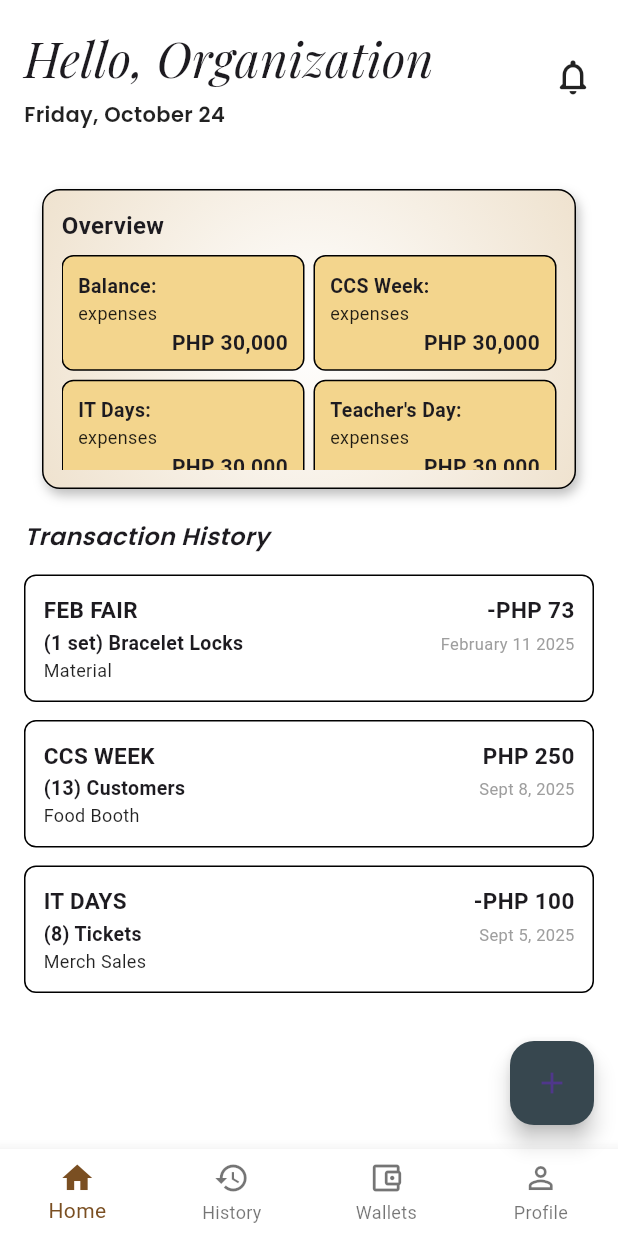
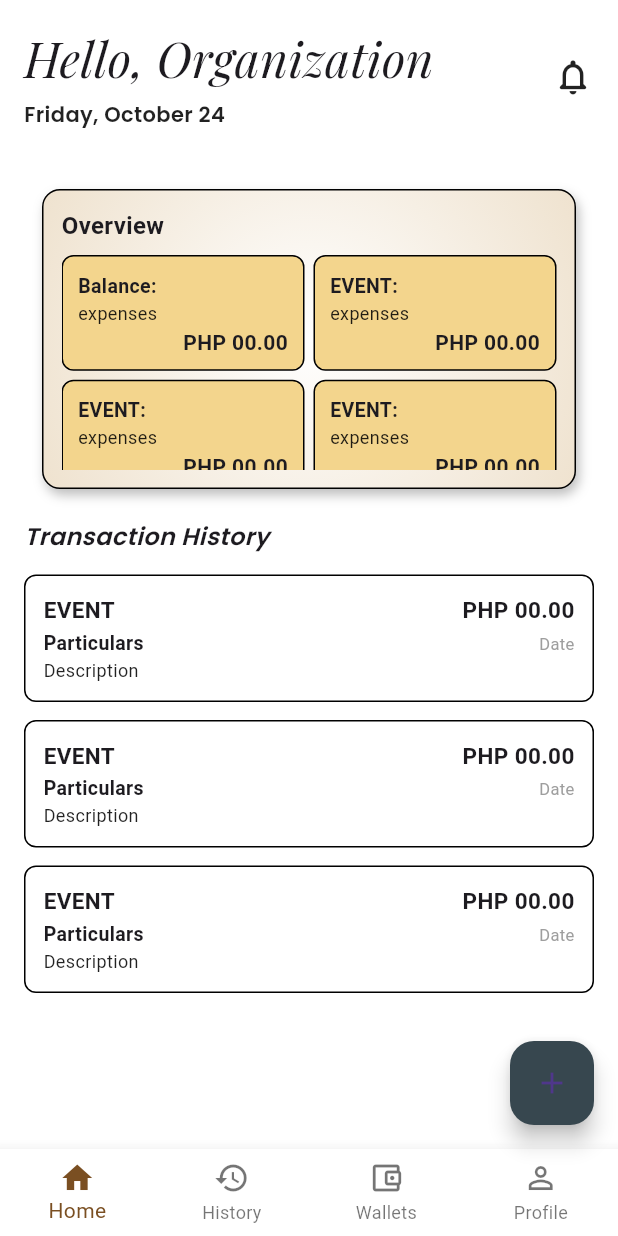
Before and after one commit to Snowden199x/PettyCash, a Flutter app: the HomeScreen screen opened by its route, on a phone screen of 412 x 824 dp. Run offline on Flutter 3.47's test engine with Material 3 defaults, Android fonts, the light colour scheme and no system bars; project files that could hold a hidden picture were left out.

```diff
--- a/mobile_application/lib/Navigation/home_screen.dart
+++ b/mobile_application/lib/Navigation/home_screen.dart
@@ -147,22 +147,22 @@ class _HomeScreenState extends State<HomeScreen> {
                             _OverviewCard(
                               title: 'Balance:',
                               subtitle: 'expenses',
-                              amount: 'PHP 30,000',
+                              amount: 'PHP 00.00',
                             ),
                             _OverviewCard(
-                              title: 'CCS Week:',
+                              title: 'EVENT:',
                               subtitle: 'expenses',
-                              amount: 'PHP 30,000',
+                              amount: 'PHP 00.00',
                             ),
                             _OverviewCard(
-                              title: 'IT Days:',
+                              title: 'EVENT:',
                               subtitle: 'expenses',
-                              amount: 'PHP 30,000',
+                              amount: 'PHP 00.00',
                             ),
                             _OverviewCard(
-                              title: "Teacher's Day:",
+                              title: "EVENT:",
                               subtitle: 'expenses',
-                              amount: 'PHP 30,000',
+                              amount: 'PHP 00.00',
                             ),
                           ],
                         ),
@@ -187,25 +187,25 @@ class _HomeScreenState extends State<HomeScreen> {
               const SizedBox(height: 8),
 
               _buildTransactionItem(
-                "FEB FAIR",
-                "(1 set) Bracelet Locks",
-                "Material",
-                "-PHP 73",
-                "February 11 2025",
+                "EVENT",
+                "Particulars",
+                "Description",
+                "PHP 00.00",
+                "Date",
               ),
               _buildTransactionItem(
-                "CCS WEEK",
-                "(13) Customers",
-                "Food Booth",
-                "PHP 250",
-                "Sept 8, 2025",
+                "EVENT",
+                "Particulars",
+                "Description",
+                "PHP 00.00",
+                "Date",
               ),
               _buildTransactionItem(
-                "IT DAYS",
-                "(8) Tickets",
-                "Merch Sales",
-                "-PHP 100",
-                "Sept 5, 2025",
+                "EVENT",
+                "Particulars",
+                "Description",
+                "PHP 00.00",
+                "Date",
               ),
             ],
           ),
--- a/mobile_application/lib/Navigation/profile_screen.dart
+++ b/mobile_application/lib/Navigation/profile_screen.dart
@@ -12,9 +12,9 @@ class ProfileScreen extends StatefulWidget {
 
 class _ProfileScreenState extends State<ProfileScreen> {
   final TextEditingController _nameController =
-      TextEditingController(text: 'John Doe');
+      TextEditingController(text: 'John Rose');
   final TextEditingController _emailController =
-      TextEditingController(text: 'john.doe@example.com');
+      TextEditingController(text: 'john.rosee@example.com');
   final TextEditingController _phoneController =
       TextEditingController(text: '+1234567890');
 
```
